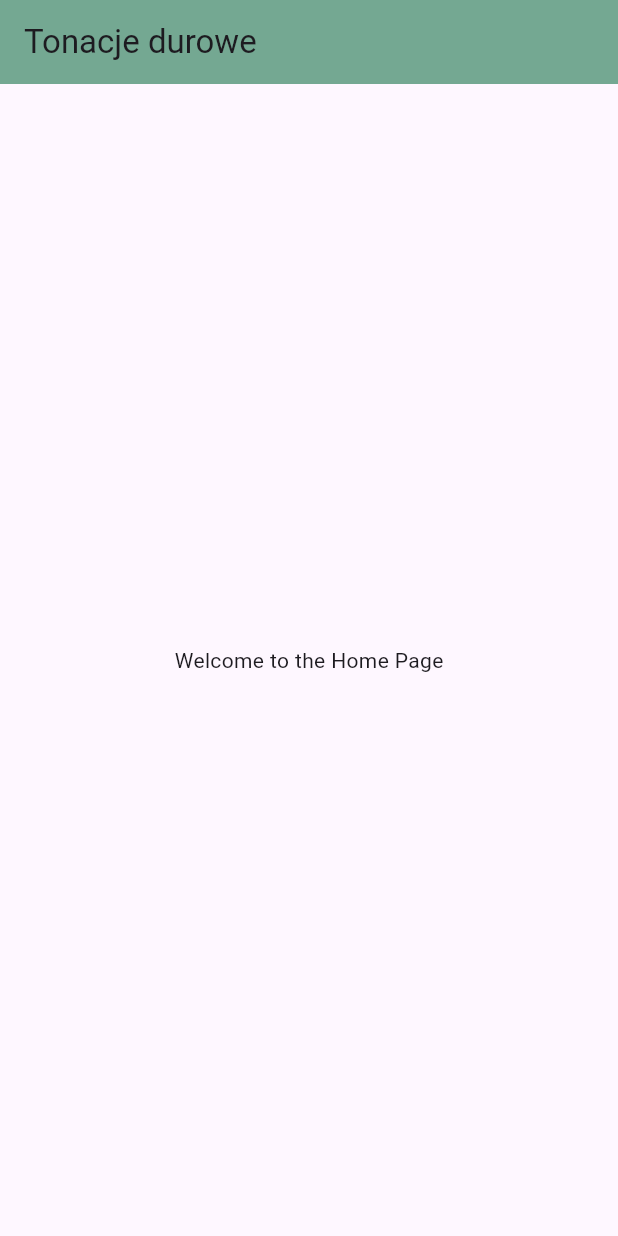
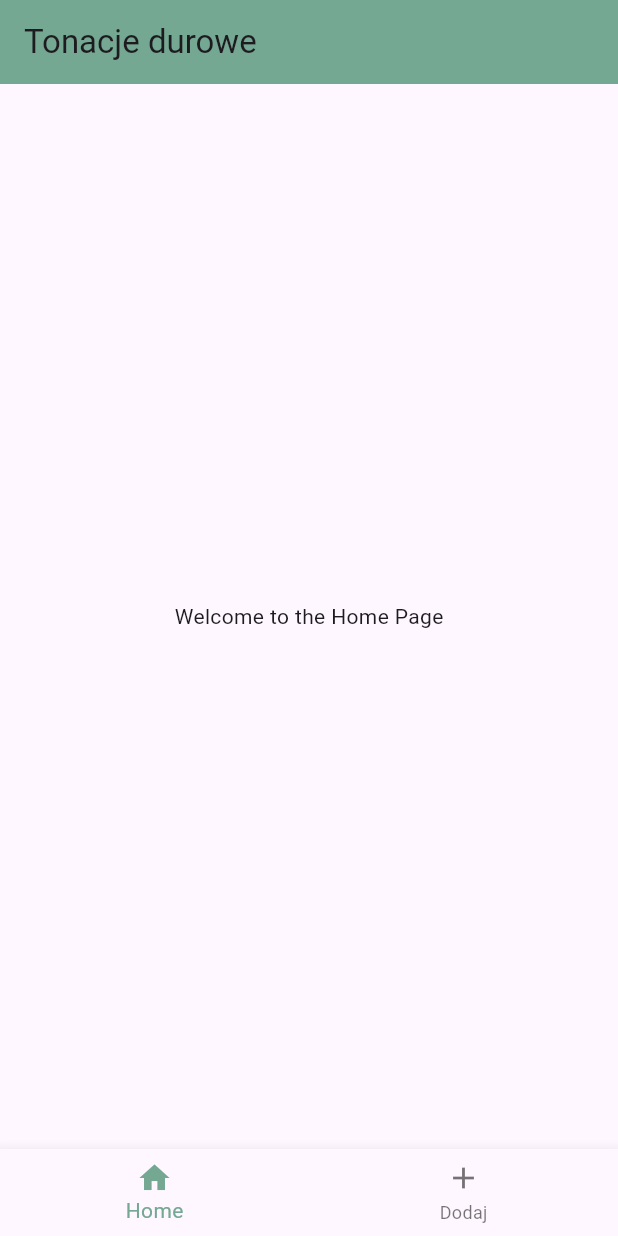
Before and after one commit to Zimi03/MultiplatformSongbookApp, a Flutter app: the screen it shows after launch, on a phone screen of 412 x 824 dp. Run offline on Flutter 3.47's test engine with Material 3 defaults, Android fonts, the phone set to English and light mode, and no system bars.

Commit message:
Updated main file to have bottomNavBar and updated add_song_page and home_page

```diff
--- a/lib/main.dart
+++ b/lib/main.dart
@@ -1,16 +1,58 @@
 import 'package:flutter/material.dart';
-import 'package:songbook/transposer/transposer.dart' as transposer;
 import 'package:songbook/pages/home_page.dart';
+import 'package:songbook/pages/add_song_page.dart';
+
 void main() {
   runApp(MyApp());
 }
 
-class MyApp extends StatelessWidget {
+class MyApp extends StatefulWidget {
+  @override
+  _MyAppState createState() => _MyAppState();
+}
+
+class _MyAppState extends State<MyApp> {
+  int _selectedIndex = 0;
+
+  final List<Widget> _pages = [
+    HomePage(),
+    AddSongPage(),
+  ];
+
+  void _onItemTapped(int index) {
+    setState(() {
+      _selectedIndex = index;
+    });
+  }
+
   @override
   Widget build(BuildContext context) {
     return MaterialApp(
       debugShowCheckedModeBanner: false,
-      home: HomePage(),
+      home: Scaffold(
+        appBar: AppBar(
+          title: Text(_selectedIndex == 0 ? "Tonacje durowe" : "Dodaj piosenkę"),
+          backgroundColor: const Color(0xFF74A892),
+        ),
+
+        body: _pages[_selectedIndex],
+
+        bottomNavigationBar: BottomNavigationBar(
+          currentIndex: _selectedIndex,
+          onTap: _onItemTapped,
+          selectedItemColor: const Color(0xFF74A892),
+          items: const [
+            BottomNavigationBarItem(
+              icon: Icon(Icons.home),
+              label: "Home",
+            ),
+            BottomNavigationBarItem(
+              icon: Icon(Icons.add),
+              label: "Dodaj",
+            ),
+          ],
+        ),
+      ),
     );
   }
 }
--- a/lib/models/song.dart
+++ b/lib/models/song.dart
@@ -1,5 +1,4 @@
 import 'dart:convert';
-
 import 'package:songbook/models/song_structure.dart';
 
 class Song{
--- a/lib/pages/home_page.dart
+++ b/lib/pages/home_page.dart
@@ -1,13 +1,10 @@
 import 'package:flutter/material.dart';
 
-class HomePage extends StatelessWidget{
+class HomePage extends StatelessWidget {
   @override
   Widget build(BuildContext context) {
-    return Scaffold(
-      appBar: AppBar(title: const Text('Tonacje durowe'), backgroundColor: const Color(0xFF74A892)),
-      body: Center(
-        child: Text('Welcome to the Home Page'),
-      ),
+    return const Center(
+      child: Text('Welcome to the Home Page'),
     );
   }
 }
```
Also changed, not shown: lib/pages/add_song_page.dart (+10 -0 lines), lib/transposer/transposer.dart (+0 -8 lines).
